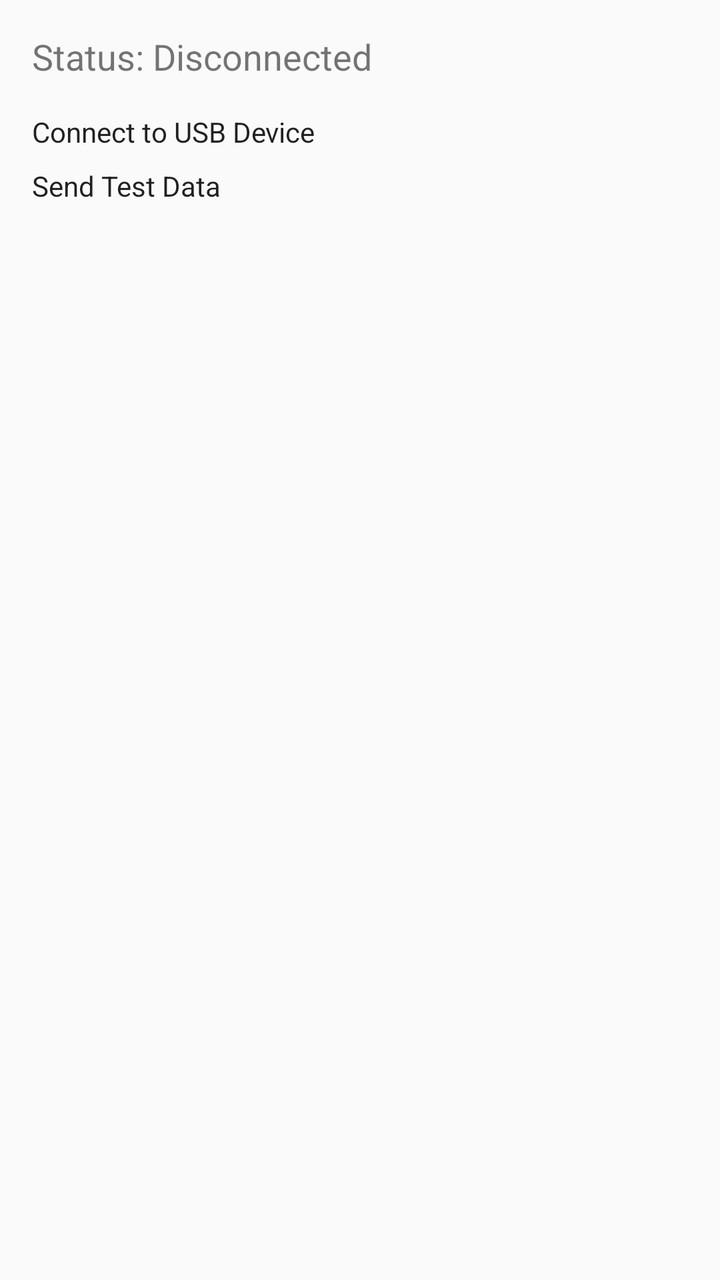
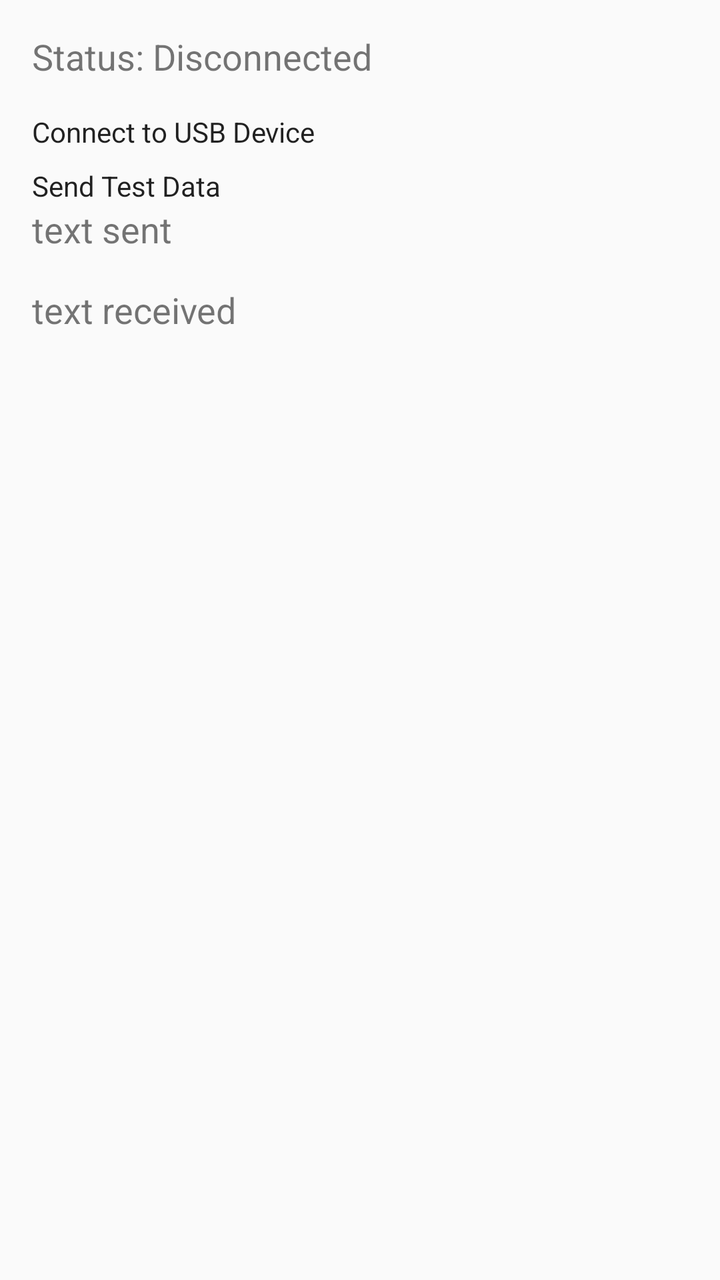

Compare the two renders of this Android layout. The source of the first and the diff that turns it into the second are given below.
<!-- AndroidManifest.xml: activity theme Theme.Usbtest -->
<!-- res/layout/activity_usb_serial.xml -->
<?xml version="1.0" encoding="utf-8"?>
<LinearLayout xmlns:android="http://schemas.android.com/apk/res/android"
    android:layout_width="match_parent"
    android:layout_height="match_parent"
    android:orientation="vertical"
    android:padding="16dp">

    <TextView
        android:id="@+id/status_text"
        android:layout_width="match_parent"
        android:layout_height="wrap_content"
        android:layout_marginBottom="16dp"
        android:text="Status: Disconnected"
        android:textSize="18sp" />

    <Button
        android:id="@+id/connect_button"
        android:layout_width="match_parent"
        android:layout_height="wrap_content"
        android:layout_marginBottom="8dp"
        android:text="Connect to USB Device" />

    <Button
        android:id="@+id/send_button"
        android:layout_width="match_parent"
        android:layout_height="wrap_content"
        android:text="Send Test Data" />

</LinearLayout>
<!-- resources referenced by this layout -->
<resources>
  <style name="Theme.Usbtest" parent="android:Theme.Material.Light.NoActionBar" />
</resources>

<!-- the commit's change to res/layout/activity_usb_serial.xml (unified diff, before → after) -->
@@ -26,4 +26,20 @@
         android:layout_height="wrap_content"
         android:text="Send Test Data" />
 
+    <TextView
+        android:id="@+id/text_sent"
+        android:layout_width="match_parent"
+        android:layout_height="wrap_content"
+        android:layout_marginBottom="16dp"
+        android:text="text sent"
+        android:textSize="18sp" />
+
+    <TextView
+        android:id="@+id/text_received"
+        android:layout_width="match_parent"
+        android:layout_height="wrap_content"
+        android:layout_marginBottom="16dp"
+        android:text="text received"
+        android:textSize="18sp" />
+
 </LinearLayout>
